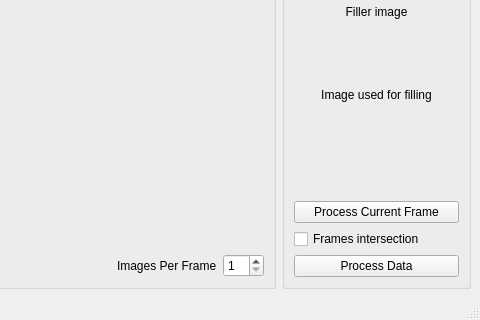
First picture: the form in main/processor.ui, repository Garik-Mk/boo-anot, before the edit; both pictures show x 520 to 1000 and y 280 to 600 of the 1000 by 600 pixel window.
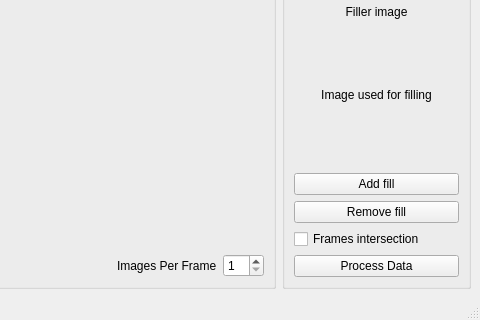
Second picture: the form after the edit.

Commit message: filling completed

What changed in the file:
```diff
--- a/main/processor.ui
+++ b/main/processor.ui
@@ -253,7 +253,14 @@
        <item>
         <widget class="QPushButton" name="pushButton_3">
          <property name="text">
-          <string>Process Current Frame</string>
+          <string>Add fill</string>
+         </property>
+        </widget>
+       </item>
+       <item>
+        <widget class="QPushButton" name="removeFill">
+         <property name="text">
+          <string>Remove fill</string>
          </property>
         </widget>
        </item>
```
Left out of the diff: 2 changed lines with no effect on the pictures. The commit also changes 2 other files.
